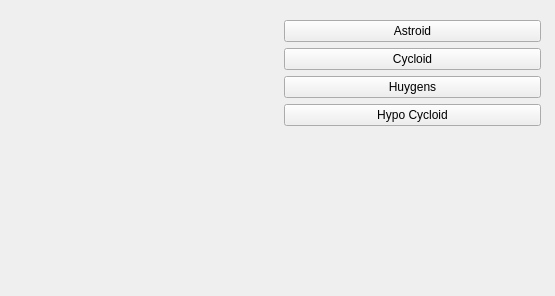
Above: mainwindow.ui from Naugrim01/QtCurvesCPP before the change. Below: the same form after it.
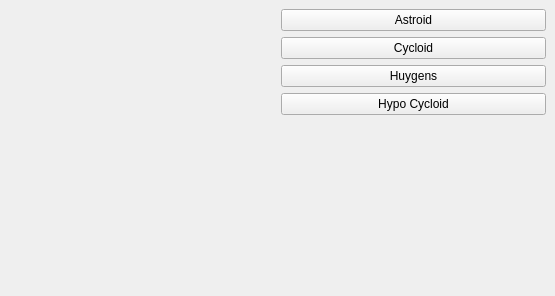
That is the form after the change. Custom widgets are drawn as their Qt base class.

```diff
--- a/mainwindow.ui
+++ b/mainwindow.ui
@@ -14,15 +14,8 @@
    <string>MainWindow</string>
   </property>
   <widget class="QWidget" name="centralwidget">
-   <widget class="QWidget" name="">
-    <property name="geometry">
-     <rect>
-      <x>20</x>
-      <y>20</y>
-      <width>521</width>
-      <height>261</height>
-     </rect>
-    </property>
+   <layout class="QGridLayout" name="gridLayout">
+    <item row="0" column="0">
     <layout class="QHBoxLayout" name="horizontalLayout">
      <item>
       <widget class="RenderArea" name="renderArea" native="true"/>
@@ -73,7 +66,8 @@
       </layout>
      </item>
     </layout>
-   </widget>
+    </item>
+   </layout>
   </widget>
  </widget>
  <customwidgets>
```
Lines whose indentation alone changed are shown as unchanged.
